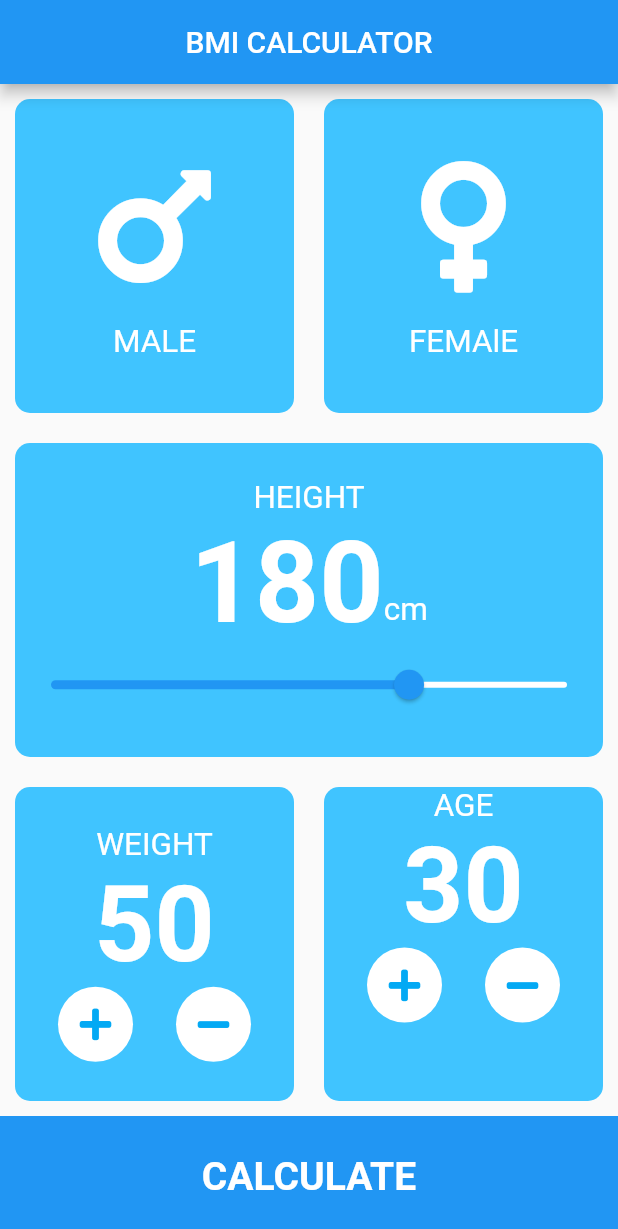
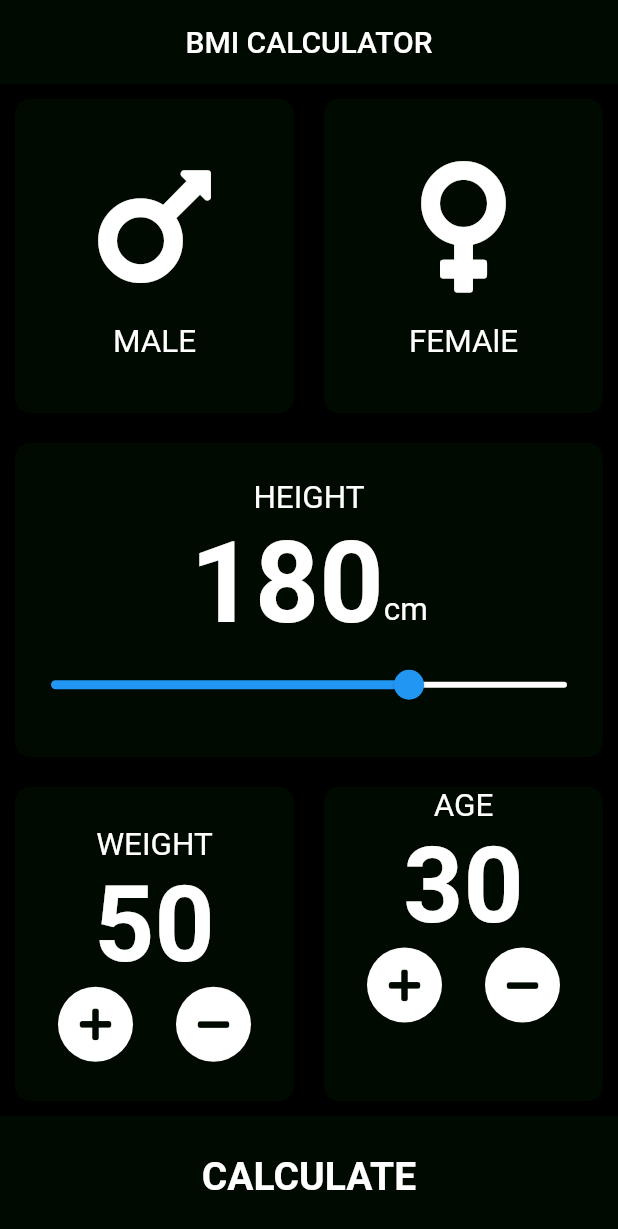
Before and after one commit to asamoah-fred/BMI-Calculator, a Flutter app: the screen it shows after launch, on a phone screen of 412 x 824 dp. Shown: the top 1229 px of the screen. Run offline on Flutter 3.47's test engine with Material 2 defaults, Android fonts, the phone set to English and light mode, and no system bars; our stand-ins replace font_awesome_flutter.

Commit message:
changed backgroundColor

```diff
--- a/lib/input_page.dart
+++ b/lib/input_page.dart
@@ -26,12 +26,15 @@ class _InputPageState extends State<InputPage> {
   Widget build(BuildContext context) {
     return Scaffold(
       appBar: AppBar(
+        backgroundColor: Color.fromRGBO(0, 10, 0, 10),
         title: const Text(
           "BMI CALCULATOR",
         ),
         centerTitle: true,
-        // elevation: 0,
+        elevation: 0,
       ),
+      // backgroundColor: Color.fromRGBO(0, 90, 0, 90),
+      backgroundColor: Colors.black,
       body: Column(
         children: [
           Expanded(
@@ -70,7 +73,7 @@ class _InputPageState extends State<InputPage> {
                         borderRadius: BorderRadius.circular(10),
                         color: selectedCard == Gender.male
                             ? Colors.cyan
-                            : Colors.lightBlueAccent,
+                            : Color.fromRGBO(0, 10, 0, 10),
                       ),
                     ),
                   ),
@@ -108,7 +111,7 @@ class _InputPageState extends State<InputPage> {
                         borderRadius: BorderRadius.circular(10),
                         color: selectedCard == Gender.female
                             ? Colors.cyan
-                            : Colors.lightBlueAccent,
+                            : Color.fromRGBO(0, 10, 0, 10),
                       ),
                     ),
                   ),
@@ -175,7 +178,7 @@ class _InputPageState extends State<InputPage> {
                     margin: const EdgeInsets.all(10),
                     decoration: BoxDecoration(
                       borderRadius: BorderRadius.circular(10),
-                      color: Colors.lightBlueAccent,
+                      color: Color.fromRGBO(0, 10, 0, 10),
                     ),
                   ),
                 ),
@@ -220,7 +223,7 @@ class _InputPageState extends State<InputPage> {
                                 radius: 25,
                                 child: Icon(
                                   FontAwesomeIcons.plus,
-                                  color: Colors.lightBlue,
+                                  color: Color.fromRGBO(0, 10, 0, 10),
                                 ),
                               ),
                             ),
@@ -235,7 +238,7 @@ class _InputPageState extends State<InputPage> {
                                 radius: 25,
                                 child: Icon(
                                   FontAwesomeIcons.minus,
-                                  color: Colors.lightBlue,
+                                  color: Color.fromRGBO(0, 10, 0, 10),
                                 ),
                               ),
                             ),
@@ -246,7 +249,7 @@ class _InputPageState extends State<InputPage> {
                     margin: const EdgeInsets.all(10),
                     decoration: BoxDecoration(
                       borderRadius: BorderRadius.circular(10),
-                      color: Colors.lightBlueAccent,
+                      color: Color.fromRGBO(0, 10, 0, 10),
                     ),
                   ),
                 ),
@@ -283,7 +286,7 @@ class _InputPageState extends State<InputPage> {
                                 radius: 25,
                                 child: Icon(
                                   FontAwesomeIcons.plus,
-                                  color: Colors.lightBlue,
+                                  color: Color.fromRGBO(0, 10, 0, 10),
                                 ),
                               ),
                             ),
@@ -298,7 +301,7 @@ class _InputPageState extends State<InputPage> {
                                 radius: 25,
                                 child: Icon(
                                   FontAwesomeIcons.minus,
-                                  color: Colors.lightBlue,
+                                  color: Color.fromRGBO(0, 10, 0, 10),
                                 ),
                               ),
                             ),
@@ -309,7 +312,7 @@ class _InputPageState extends State<InputPage> {
                     margin: EdgeInsets.all(10),
                     decoration: BoxDecoration(
                       borderRadius: BorderRadius.circular(10),
-                      color: Colors.lightBlueAccent,
+                      color: Color.fromRGBO(0, 10, 0, 10),
                     ),
                   ),
                 ),
@@ -330,7 +333,7 @@ class _InputPageState extends State<InputPage> {
               );
             },
             child: Container(
-              color: Colors.blue,
+              color: Color.fromRGBO(0, 10, 0, 10),
               width: double.infinity,
               height: 80,
               child: const Center(
```
